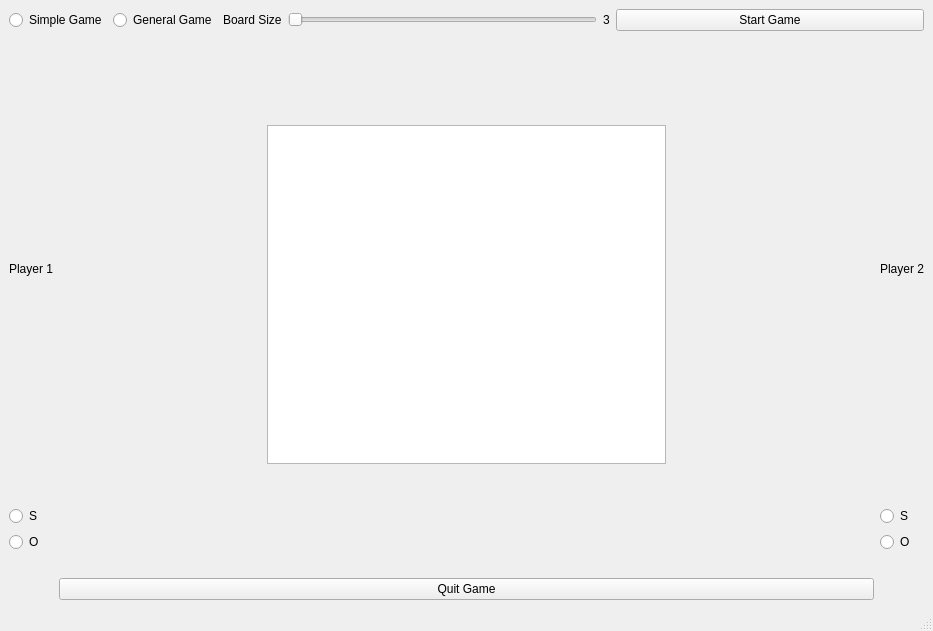
tasn78/SOS-Game, file sosgame.ui: the form before one commit.
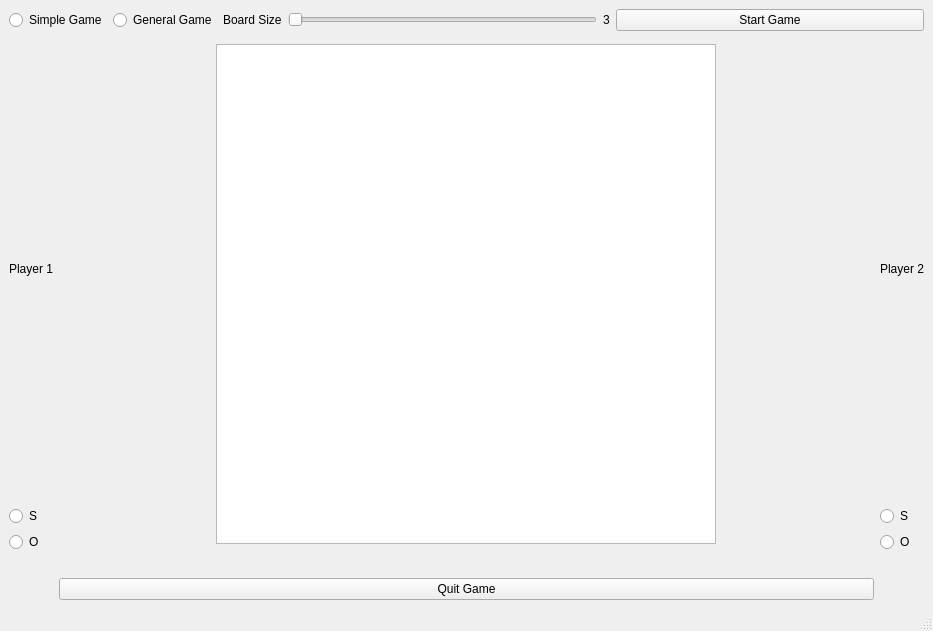
The form after the commit.

What changed in the file:
```diff
--- a/sosgame.ui
+++ b/sosgame.ui
@@ -189,7 +189,7 @@
     <item row="2" column="1">
      <layout class="QGridLayout" name="GameBoard" rowstretch="0" columnstretch="0">
       <property name="sizeConstraint">
-       <enum>QLayout::SetFixedSize</enum>
+       <enum>QLayout::SetNoConstraint</enum>
       </property>
       <property name="rightMargin">
        <number>0</number>
@@ -207,8 +207,8 @@
         </property>
         <property name="minimumSize">
          <size>
-          <width>399</width>
-          <height>339</height>
+          <width>500</width>
+          <height>500</height>
          </size>
         </property>
         <property name="sizeIncrement">
```
Left out of the diff: 12 changed lines with no effect on the pictures.
